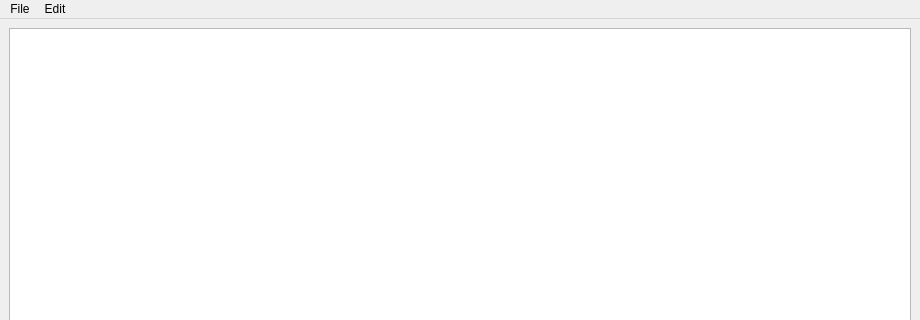
First picture: the form in UIFiles/UIMainWindow.ui, repository Joimar/IntelliJPyQtTextEditor, before the edit; both pictures show x 0 to 920 and y 0 to 320 of the 920 by 600 pixel window.
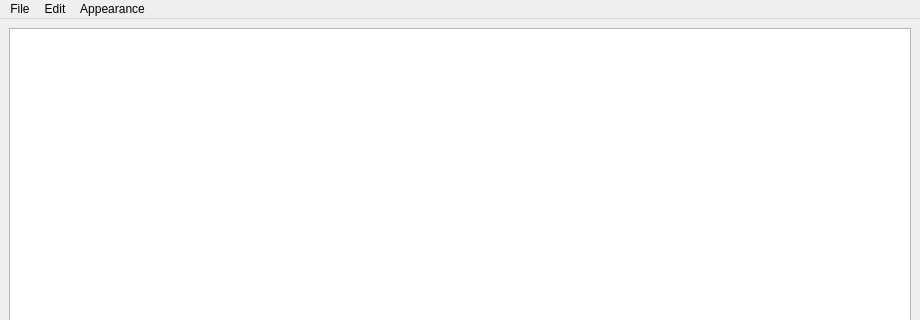
Second picture: the form after the edit.

```diff
--- a/UIFiles/UIMainWindow.ui
+++ b/UIFiles/UIMainWindow.ui
@@ -46,8 +46,18 @@
     <addaction name="actionUndo"/>
     <addaction name="actionRedo"/>
    </widget>
+   <widget class="QMenu" name="menuAppearance">
+    <property name="title">
+     <string>Appearance</string>
+    </property>
+    <addaction name="actionSet_Dark_Mode"/>
+    <addaction name="actionSet_Light_Mode"/>
+    <addaction name="separator"/>
+    <addaction name="actionChange_Font_Size"/>
+   </widget>
    <addaction name="menuFile"/>
    <addaction name="menuEdit"/>
+   <addaction name="menuAppearance"/>
   </widget>
   <widget class="QStatusBar" name="statusbar"/>
   <action name="actionNew">
```
Left out of the diff: 15 changed lines with no effect on the pictures.
